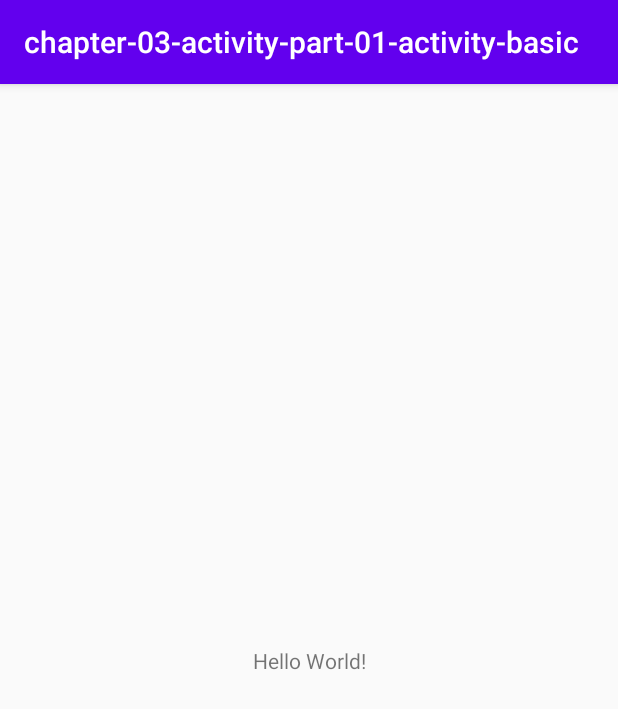
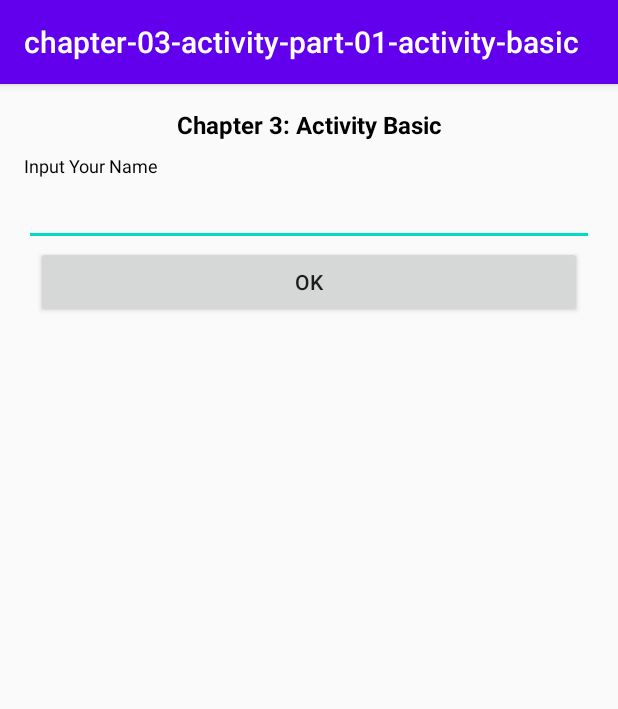
Before and after one commit to algokelvin-373/Channel-Algokelvin, an Android app: the screen it shows after launch (MainActivity), on a phone screen of 412 x 824 dp. Shown: the top 709 px of the screen. Run offline under Robolectric (Android 15) with nearby library versions, the phone set to English and light mode, and no system bars; libraries missing offline, so code that uses them is left out: com.algokelvin.android.

Commit message:
Done for Activity Basic

```diff
--- a/AndroidProgramming/chapter-03-activity-part-01-activity-basic/src/main/AndroidManifest.xml
+++ b/AndroidProgramming/chapter-03-activity-part-01-activity-basic/src/main/AndroidManifest.xml
@@ -1,5 +1,6 @@
 <?xml version="1.0" encoding="utf-8"?>
 <manifest xmlns:android="http://schemas.android.com/apk/res/android"
+    xmlns:tools="http://schemas.android.com/tools"
     package="com.algokelvin.android.learning.kotlin.chapter03">
 
     <application
@@ -8,11 +9,11 @@
         android:label="@string/app_name"
         android:roundIcon="@mipmap/ic_launcher_round"
         android:supportsRtl="true"
-        android:theme="@style/AppTheme">
+        android:theme="@style/AppTheme"
+        tools:ignore="AllowBackup">
         <activity android:name=".MainActivity">
             <intent-filter>
                 <action android:name="android.intent.action.MAIN" />
-
                 <category android:name="android.intent.category.LAUNCHER" />
             </intent-filter>
         </activity>
--- a/AndroidProgramming/chapter-03-activity-part-01-activity-basic/src/main/java/com/algokelvin/android/learning/kotlin/chapter03/MainActivity.kt
+++ b/AndroidProgramming/chapter-03-activity-part-01-activity-basic/src/main/java/com/algokelvin/android/learning/kotlin/chapter03/MainActivity.kt
@@ -2,11 +2,16 @@ package com.algokelvin.android.learning.kotlin.chapter03
 
 import androidx.appcompat.app.AppCompatActivity
 import android.os.Bundle
+import kotlinx.android.synthetic.main.activity_main.*
 
 class MainActivity : AppCompatActivity() {
 
     override fun onCreate(savedInstanceState: Bundle?) {
         super.onCreate(savedInstanceState)
         setContentView(R.layout.activity_main)
+
+        btnOK.setOnClickListener {
+            tvYourName.text = "Your name is ${edtYourName.text}"
+        }
     }
 }
--- a/AndroidProgramming/chapter-03-activity-part-01-activity-basic/src/main/res/layout/activity_main.xml
+++ b/AndroidProgramming/chapter-03-activity-part-01-activity-basic/src/main/res/layout/activity_main.xml
@@ -1,18 +1,51 @@
 <?xml version="1.0" encoding="utf-8"?>
-<androidx.constraintlayout.widget.ConstraintLayout xmlns:android="http://schemas.android.com/apk/res/android"
-    xmlns:app="http://schemas.android.com/apk/res-auto"
+<LinearLayout xmlns:android="http://schemas.android.com/apk/res/android"
     xmlns:tools="http://schemas.android.com/tools"
     android:layout_width="match_parent"
     android:layout_height="match_parent"
+    android:orientation="vertical"
+    android:layout_margin="16dp"
     tools:context=".MainActivity">
 
     <TextView
-        android:layout_width="wrap_content"
+        android:text="@string/chapter03"
+        android:textColor="@android:color/black"
+        android:textSize="16sp"
+        android:textStyle="bold"
+        android:gravity="center"
+        android:layout_width="match_parent"
+        android:layout_height="wrap_content"/>
+
+    <TextView
+        android:text="@string/input_your_name"
+        android:textColor="@android:color/black"
+        android:textSize="12sp"
+        android:layout_marginTop="8dp"
+        android:layout_width="match_parent"
+        android:layout_height="wrap_content"/>
+
+    <EditText
+        android:id="@+id/edtYourName"
+        android:layout_width="match_parent"
         android:layout_height="wrap_content"
-        android:text="Hello World!"
-        app:layout_constraintBottom_toBottomOf="parent"
-        app:layout_constraintLeft_toLeftOf="parent"
-        app:layout_constraintRight_toRightOf="parent"
-        app:layout_constraintTop_toTopOf="parent" />
+        android:inputType="text"
+        tools:ignore="LabelFor"
+        android:importantForAutofill="no" />
 
-</androidx.constraintlayout.widget.ConstraintLayout>
+    <Button
+        android:id="@+id/btnOK"
+        android:text="@string/ok"
+        android:layout_marginStart="8dp"
+        android:layout_marginEnd="8dp"
+        android:layout_width="match_parent"
+        android:layout_height="wrap_content"/>
+
+    <TextView
+        android:id="@+id/tvYourName"
+        android:textColor="@android:color/black"
+        android:textSize="14sp"
+        android:layout_marginTop="8dp"
+        android:layout_width="match_parent"
+        android:layout_height="wrap_content"/>
+
+</LinearLayout>
--- a/AndroidProgramming/chapter-03-activity-part-01-activity-basic/src/main/res/values/strings.xml
+++ b/AndroidProgramming/chapter-03-activity-part-01-activity-basic/src/main/res/values/strings.xml
@@ -1,3 +1,6 @@
 <resources>
     <string name="app_name">chapter-03-activity-part-01-activity-basic</string>
+    <string name="chapter03">Chapter 3: Activity Basic</string>
+    <string name="input_your_name">Input Your Name</string>
+    <string name="ok">OK</string>
 </resources>
```
